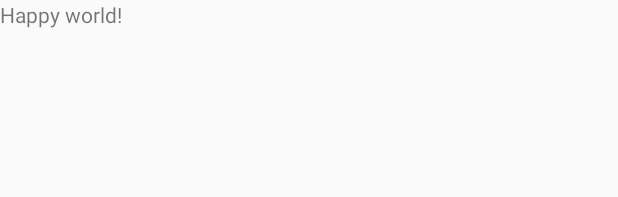
After one commit to flowertaekk-dev/cloneKakaoTalk, an Android app: the layout activity_profile_detail.xml on its own in the app's theme, with its tools: preview values and no code run, on a phone screen of 412 x 824 dp. The commit adds this screen. Shown: the top 197 px of the screen. Run offline under Robolectric (Android 15) with nearby library versions, the phone set to English and light mode, and no system bars.

Commit message:
add ProfileDetailActivity

```diff
--- a/app/src/main/AndroidManifest.xml
+++ b/app/src/main/AndroidManifest.xml
@@ -9,6 +9,7 @@
         android:roundIcon="@mipmap/ic_launcher_round"
         android:supportsRtl="true"
         android:theme="@style/AppTheme">
+        <activity android:name=".ProfileDetailActivity"></activity>
         <activity android:name=".MainActivity">
             <intent-filter>
                 <action android:name="android.intent.action.MAIN" />
--- /dev/null
+++ b/app/src/main/res/layout/activity_profile_detail.xml
@@ -0,0 +1,14 @@
+<?xml version="1.0" encoding="utf-8"?>
+<RelativeLayout xmlns:android="http://schemas.android.com/apk/res/android"
+    xmlns:app="http://schemas.android.com/apk/res-auto"
+    xmlns:tools="http://schemas.android.com/tools"
+    android:layout_width="match_parent"
+    android:layout_height="match_parent"
+    tools:context=".ProfileDetailActivity">
+
+    <TextView
+        android:id="@+id/textView"
+        android:layout_width="wrap_content"
+        android:layout_height="wrap_content"
+        android:text="Happy world!" />
+</RelativeLayout>
--- a/app/src/main/res/layout/profile_component.xml
+++ b/app/src/main/res/layout/profile_component.xml
@@ -4,7 +4,8 @@
     android:layout_width="match_parent"
     android:layout_height="60dp"
     android:orientation="horizontal"
-    android:background="?attr/selectableItemBackground">
+    android:background="?attr/selectableItemBackground"
+    android:onClick="profileClicked">
 
     <ImageView
         android:id="@+id/my_image"
```
Also changed, not shown: app/src/main/java/com/example/clonekakaotalk/MainActivity.java (+15 -0 lines), app/src/main/java/com/example/clonekakaotalk/ProfileDetailActivity.java (added, +16 -0 lines).
